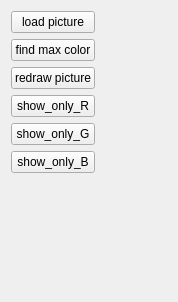
The window that Qt/mega_git_tests/Test_picture/src/test_picture_mainbox/src/ui/test_picture_mainbox.ui (RinatB2017/mega_GIT) describes before a commit, drawn with Qt 5.
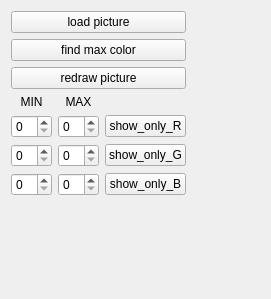
The same window after the commit. Custom widgets are drawn as their Qt base class.

Patch:
```diff
--- a/Qt/mega_git_tests/Test_picture/src/test_picture_mainbox/src/ui/test_picture_mainbox.ui
+++ b/Qt/mega_git_tests/Test_picture/src/test_picture_mainbox/src/ui/test_picture_mainbox.ui
@@ -6,8 +6,8 @@
    <rect>
     <x>0</x>
     <y>0</y>
-    <width>178</width>
-    <height>302</height>
+    <width>271</width>
+    <height>299</height>
    </rect>
   </property>
   <property name="windowTitle">
@@ -38,26 +38,71 @@
       </widget>
      </item>
      <item>
-      <widget class="QPushButton" name="btn_show_only_R">
+      <layout class="QGridLayout" name="gridLayout_2">
+       <item row="0" column="1">
+        <widget class="QLabel" name="label_2">
        <property name="text">
-        <string>show_only_R</string>
-       </property>
-      </widget>
-     </item>
-     <item>
-      <widget class="QPushButton" name="btn_show_only_G">
+          <string>MAX</string>
+         </property>
+         <property name="alignment">
+          <set>Qt::AlignCenter</set>
+         </property>
+        </widget>
+       </item>
+       <item row="1" column="0">
+        <widget class="QSpinBox" name="sb_R_min"/>
+       </item>
+       <item row="0" column="0">
+        <widget class="QLabel" name="label">
        <property name="text">
-        <string>show_only_G</string>
-       </property>
-      </widget>
-     </item>
-     <item>
+          <string>MIN</string>
+         </property>
+         <property name="alignment">
+          <set>Qt::AlignCenter</set>
+         </property>
+        </widget>
+       </item>
+       <item row="1" column="1">
+        <widget class="QSpinBox" name="sb_R_max"/>
+       </item>
+       <item row="2" column="1">
+        <widget class="QSpinBox" name="sb_G_max"/>
+       </item>
+       <item row="2" column="0">
+        <widget class="QSpinBox" name="sb_G_min"/>
+       </item>
+       <item row="3" column="0">
+        <widget class="QSpinBox" name="sb_B_min"/>
+       </item>
+       <item row="3" column="1">
+        <widget class="QSpinBox" name="sb_B_max"/>
+       </item>
+       <item row="3" column="2">
       <widget class="QPushButton" name="btn_show_only_B">
        <property name="text">
         <string>show_only_B</string>
        </property>
       </widget>
      </item>
+       <item row="2" column="2">
+        <widget class="QPushButton" name="btn_show_only_G">
+         <property name="text">
+          <string>show_only_G</string>
+         </property>
+        </widget>
+       </item>
+       <item row="1" column="2">
+        <widget class="QPushButton" name="btn_show_only_R">
+         <property name="text">
+          <string>show_only_R</string>
+         </property>
+        </widget>
+       </item>
+      </layout>
+     </item>
+     <item>
+      <widget class="Show_HSV_color" name="hsv_widget" native="true"/>
+     </item>
      <item>
       <spacer name="verticalSpacer">
        <property name="orientation">
@@ -91,6 +136,12 @@
    <header>grapherbox.hpp</header>
    <container>1</container>
   </customwidget>
+  <customwidget>
+   <class>Show_HSV_color</class>
+   <extends>QWidget</extends>
+   <header>show_hsv_color.hpp</header>
+   <container>1</container>
+  </customwidget>
  </customwidgets>
  <resources/>
  <connections/>
```
Left out of the diff: 17 changed lines with no effect on the pictures. Lines whose indentation alone changed are shown as unchanged.
